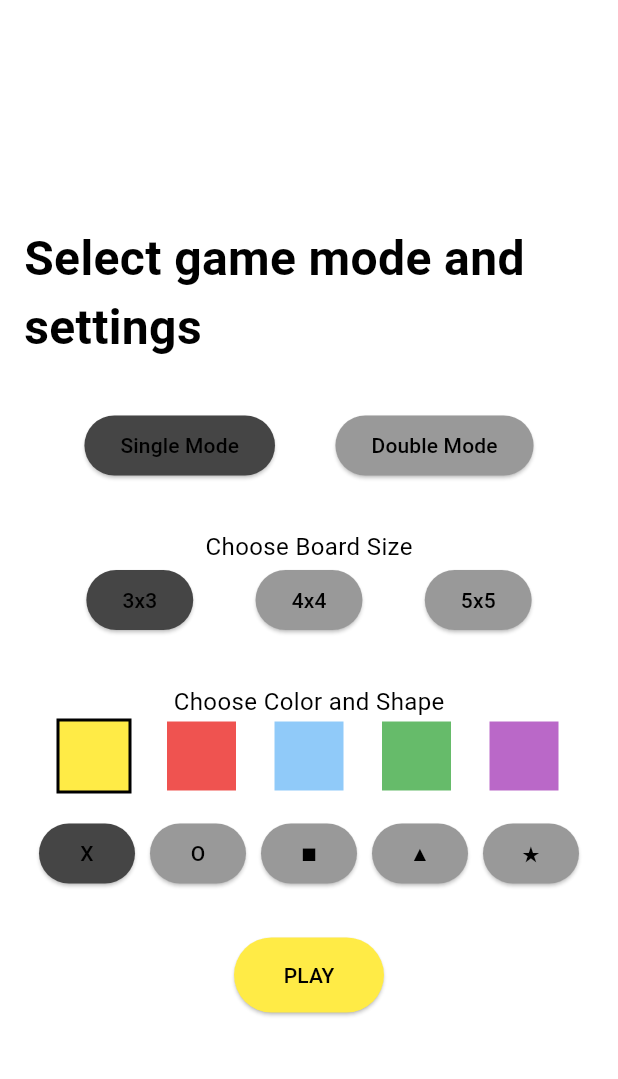
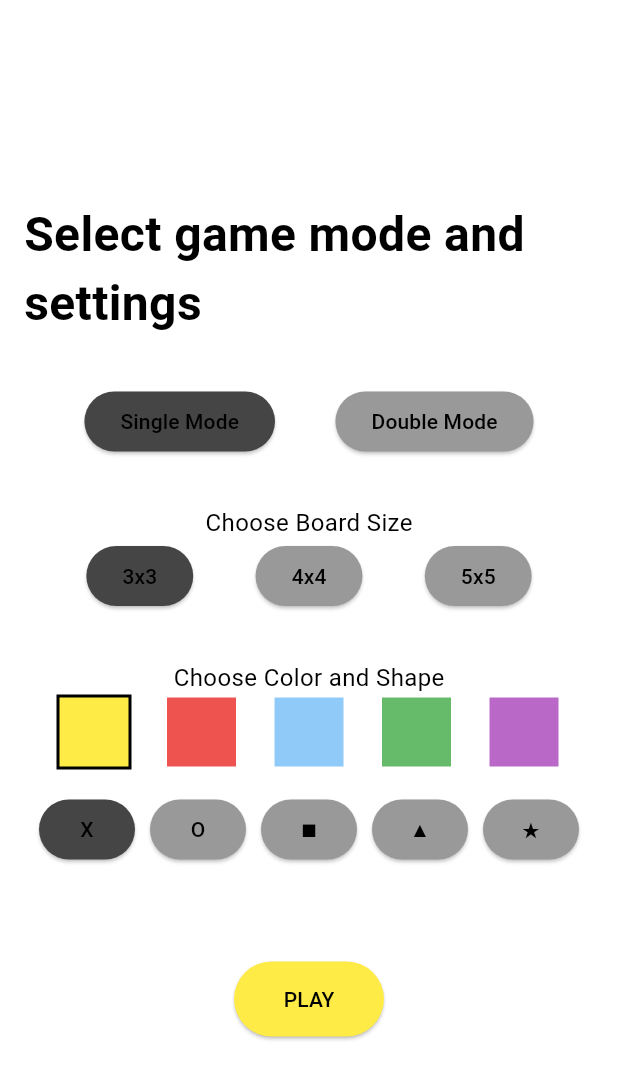
Before and after one commit to Klaudiaamarzec/Programowanie-Interfejsow-Mobilnych, a Flutter app: the GameScreen screen opened directly with empty values, after a tap on "Back to settings", on a phone screen of 412 x 824 dp. Shown: the top 1079 px of the screen. Run offline on Flutter 3.47's test engine with Material 3 defaults, Android fonts, the phone set to English and light mode, and no system bars; Roboto replaces fonts that are missing (Default).

Commit message:
UI changes and delete GameSettings file

```diff
--- a/flutter_tictactoe/lib/GameScreen.dart
+++ b/flutter_tictactoe/lib/GameScreen.dart
@@ -1,7 +1,8 @@
 import 'package:flutter/material.dart';
-import 'GameSettings.dart';
+import 'StartScreen.dart';
 import 'ResultScreen.dart';
 import 'ui/theme/colors.dart';
+import 'ui/theme/typography.dart';
 
 enum Player { X, O, NONE }
 
@@ -195,23 +196,18 @@ class _GameScreenState extends State<GameScreen> {
 
             // Dodanie przycisku na dole
             Padding(
-              padding: const EdgeInsets.all(16.0),
+              padding: EdgeInsets.symmetric(vertical: 8.0, horizontal: 16.0),
               child: ElevatedButton(
                 onPressed: () {
                   Navigator.pop(context);
                 },
                 style: ElevatedButton.styleFrom(
-                  backgroundColor: AppColors.yellow200,
-                  minimumSize: Size(double.infinity, 50),
-                  padding: EdgeInsets.symmetric(vertical: 8.0),
+                  backgroundColor: Theme.of(context).colorScheme.primary,
+                  minimumSize: Size(150, 50),
                 ),
                 child: Text(
                   "Back to settings",
-                  style: TextStyle(
-                    color: Theme.of(context).colorScheme.onPrimary,
-                    fontSize: 18,
-                    fontWeight: FontWeight.bold,
-                  ),
+                    style: AppTypography.bodyMedium.copyWith(color: Theme.of(context).colorScheme.onPrimary),
                 ),
               ),
             ),
@@ -220,5 +216,4 @@ class _GameScreenState extends State<GameScreen> {
       ),
     );
   }
-
 }
--- a/flutter_tictactoe/lib/GameSettings.dart
+++ /dev/null
@@ -1,33 +0,0 @@
-import 'dart:ui';
-
-enum GameMode { SINGLE_MODE, DOUBLE_MODE }
-enum Player { X, O, NONE }
-
-class GameSettings {
-  final GameMode mode;
-  final int boardSize;
-  final Color player1Color;
-  final Color player2Color;
-  final PlayerShape player1Shape;
-  final PlayerShape player2Shape;
-
-  GameSettings(
-      {required this.mode,
-        required this.boardSize,
-        required this.player1Color,
-        required this.player2Color,
-        required this.player1Shape,
-        required this.player2Shape});
-}
-
-enum PlayerShape {
-  CROSS('X'),
-  CIRCLE('O'),
-  SQUARE('■'),
-  TRIANGLE('▲'),
-  STAR('★');
-
-  final String symbol;
-
-  const PlayerShape(this.symbol);
-}
--- a/flutter_tictactoe/lib/ResultScreen.dart
+++ b/flutter_tictactoe/lib/ResultScreen.dart
@@ -41,7 +41,7 @@ class ResultScreen extends StatelessWidget {
                   style: AppTypography.bodyMedium.copyWith(color: Theme.of(context).colorScheme.onPrimary)
                 ),
               ),
-              SizedBox(height: 16),
+              SizedBox(height: 32),
               ElevatedButton(
                 onPressed: onBackToSettings,
                 style: ElevatedButton.styleFrom(
--- a/flutter_tictactoe/lib/StartScreen.dart
+++ b/flutter_tictactoe/lib/StartScreen.dart
@@ -2,7 +2,37 @@ import 'package:flutter/material.dart';
 import 'ui/theme/colors.dart';
 import 'ui/theme/typography.dart';
 import 'GameScreen.dart';
-import 'GameSettings.dart';
+
+class GameSettings {
+  final GameMode mode;
+  final int boardSize;
+  final Color player1Color;
+  final Color player2Color;
+  final PlayerShape player1Shape;
+  final PlayerShape player2Shape;
+
+  GameSettings(
+      {required this.mode,
+        required this.boardSize,
+        required this.player1Color,
+        required this.player2Color,
+        required this.player1Shape,
+        required this.player2Shape});
+}
+
+enum GameMode { SINGLE_MODE, DOUBLE_MODE }
+
+enum PlayerShape {
+  CROSS('X'),
+  CIRCLE('O'),
+  SQUARE('■'),
+  TRIANGLE('▲'),
+  STAR('★');
+
+  final String symbol;
+
+  const PlayerShape(this.symbol);
+}
 
 class StartScreen extends StatefulWidget {
   @override
@@ -232,7 +262,7 @@ class _StartScreenState extends State<StartScreen> {
                 ),
               ],
 
-              const SizedBox(height: 32),
+              const SizedBox(height: 64),
 
               // Przycisk PLAY
               ElevatedButton(
--- a/flutter_tictactoe/lib/ui/theme/theme.dart
+++ b/flutter_tictactoe/lib/ui/theme/theme.dart
@@ -18,7 +18,7 @@ class AppTheme {
       primary: AppColors.yellow200,
       onPrimary: AppColors.textColorLightMode,
       background: AppColors.backgroundColorDarkMode,
-      onBackground: AppColors.textColorLightMode,
+      onBackground: AppColors.textColorDarkMode,
     ),
     textTheme: AppTypography.textTheme,
   );
```
